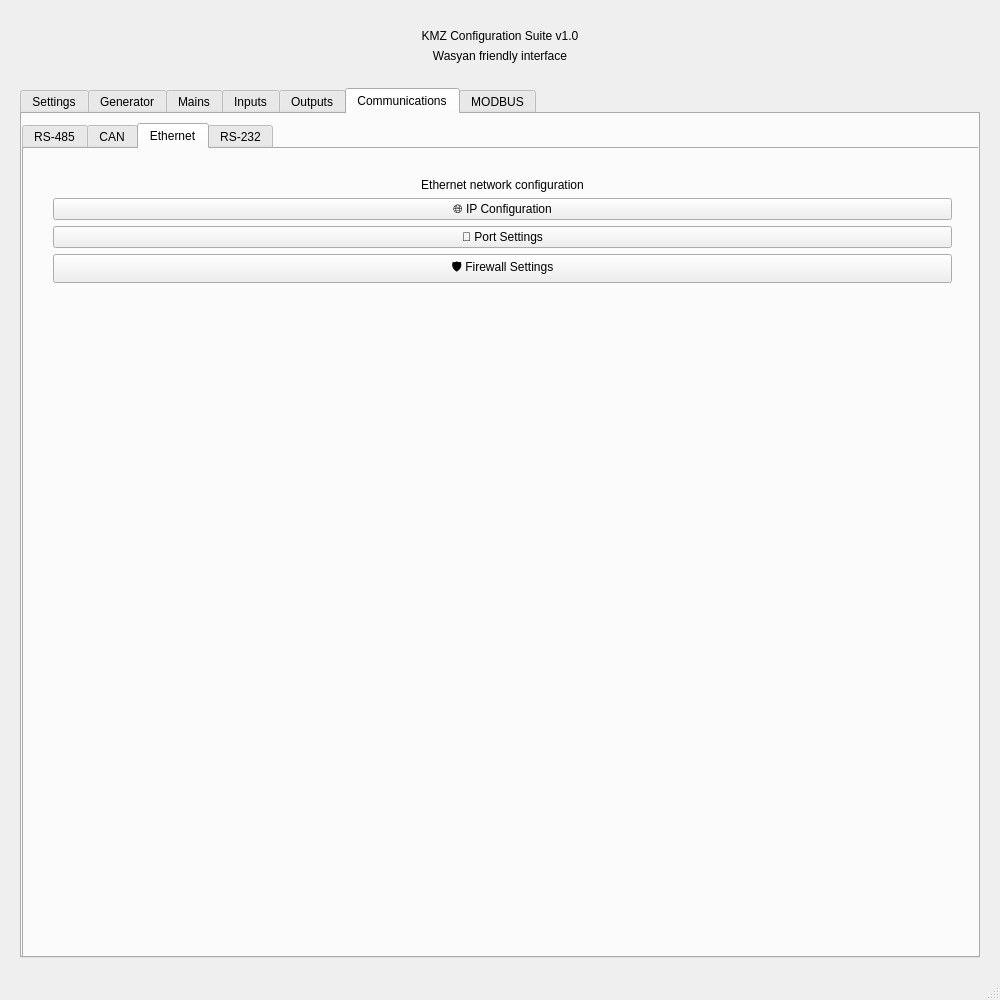
Qt form app2/mainwindow.ui (Millyvolt/qt_cursor_app_2) before a commit.
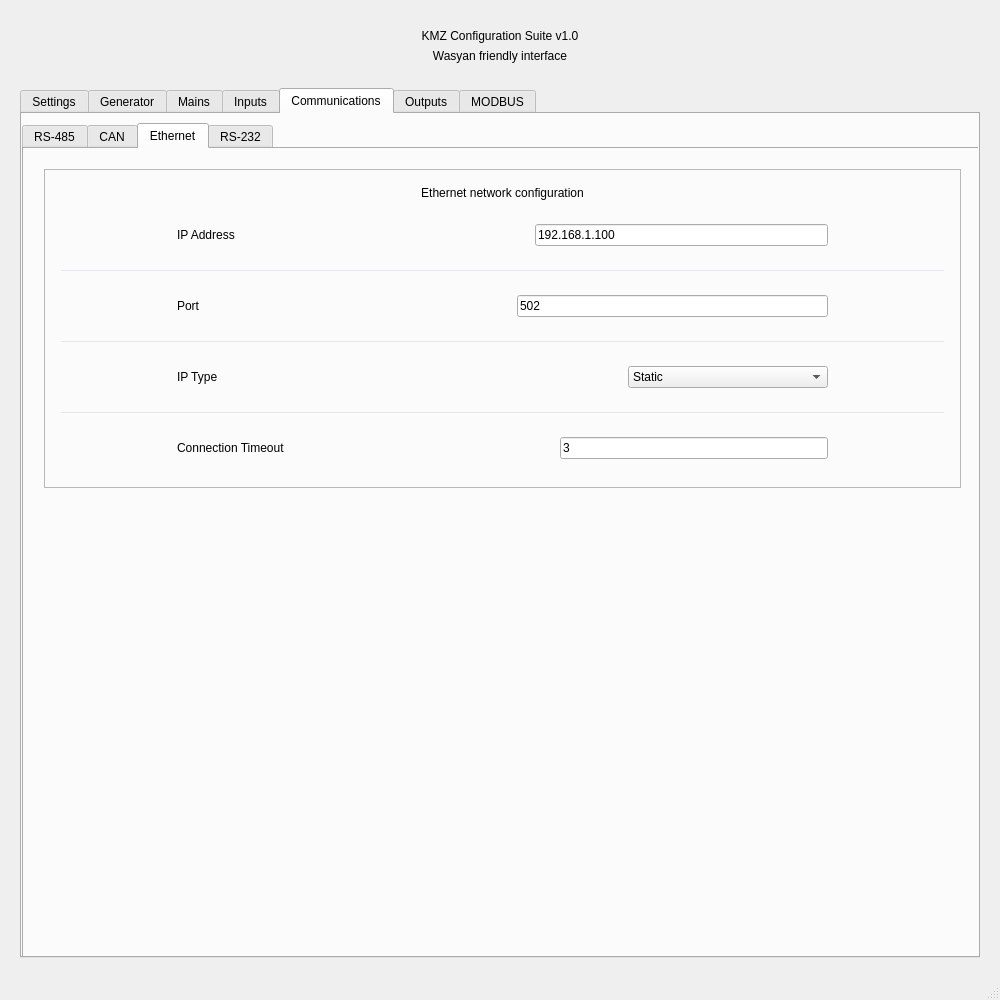
The same form after that commit. The open tabs and pages were chosen to show the change.

Commit message: Before redacting frames in "Ethernet" tab

Diff of the .ui file:
```diff
--- a/app2/mainwindow.ui
+++ b/app2/mainwindow.ui
@@ -62,7 +62,7 @@
     <item>
      <widget class="QTabWidget" name="tabWidget">
       <property name="currentIndex">
-       <number>5</number>
+       <number>4</number>
       </property>
       <widget class="QWidget" name="tab1">
        <attribute name="title">
@@ -1489,84 +1489,6 @@
         </widget>
        </widget>
       </widget>
-      <widget class="QWidget" name="tab7">
-       <attribute name="title">
-        <string>Outputs</string>
-       </attribute>
-       <layout class="QVBoxLayout" name="verticalLayout_6">
-        <property name="spacing">
-         <number>16</number>
-        </property>
-        <property name="leftMargin">
-         <number>20</number>
-        </property>
-        <property name="topMargin">
-         <number>20</number>
-        </property>
-        <property name="rightMargin">
-         <number>20</number>
-        </property>
-        <property name="bottomMargin">
-         <number>20</number>
-        </property>
-        <item>
-         <widget class="QFrame" name="card7">
-          <property name="frameShape">
-           <enum>QFrame::NoFrame</enum>
-          </property>
-          <layout class="QVBoxLayout" name="card7Layout">
-           <item>
-            <widget class="QLabel" name="description7">
-             <property name="text">
-              <string>System monitoring and diagnostics</string>
-             </property>
-             <property name="alignment">
-              <set>Qt::AlignCenter</set>
-             </property>
-             <property name="wordWrap">
-              <bool>true</bool>
-             </property>
-            </widget>
-           </item>
-           <item>
-            <widget class="QPushButton" name="pushButton7_1">
-             <property name="text">
-              <string>📈 Monitoring</string>
-             </property>
-            </widget>
-           </item>
-           <item>
-            <widget class="QPushButton" name="pushButton7_2">
-             <property name="text">
-              <string>🔍 Diagnostics</string>
-             </property>
-            </widget>
-           </item>
-           <item>
-            <widget class="QPushButton" name="pushButton7_3">
-             <property name="text">
-              <string>📋 Reports</string>
-             </property>
-            </widget>
-           </item>
-          </layout>
-         </widget>
-        </item>
-        <item>
-         <spacer name="verticalSpacer_5">
-          <property name="orientation">
-           <enum>Qt::Vertical</enum>
-          </property>
-          <property name="sizeHint" stdset="0">
-           <size>
-            <width>20</width>
-            <height>40</height>
-           </size>
-          </property>
-         </spacer>
-        </item>
-       </layout>
-      </widget>
       <widget class="QWidget" name="tab8">
        <attribute name="title">
         <string>Communications</string>
@@ -1581,7 +1503,7 @@
          </rect>
         </property>
         <property name="currentIndex">
-         <number>0</number>
+         <number>2</number>
         </property>
         <widget class="QWidget" name="tab_rs485">
          <property name="sizePolicy">
@@ -1761,9 +1683,36 @@
           </property>
           <item>
            <widget class="QFrame" name="card_ethernet">
+            <property name="styleSheet">
+             <string notr="true"/>
+            </property>
+            <property name="frameShape">
+             <enum>QFrame::StyledPanel</enum>
+            </property>
+            <property name="frameShadow">
+             <enum>QFrame::Raised</enum>
+            </property>
             <layout class="QVBoxLayout" name="card_ethernetLayout">
+             <property name="spacing">
+              <number>12</number>
+             </property>
+             <property name="leftMargin">
+              <number>16</number>
+             </property>
+             <property name="topMargin">
+              <number>16</number>
+             </property>
+             <property name="rightMargin">
+              <number>16</number>
+             </property>
+             <property name="bottomMargin">
+              <number>16</number>
+             </property>
              <item>
               <widget class="QLabel" name="description_ethernet">
+               <property name="styleSheet">
+                <string notr="true"/>
+               </property>
                <property name="text">
                 <string>Ethernet network configuration</string>
                </property>
@@ -1776,24 +1725,422 @@
               </widget>
              </item>
              <item>
-              <widget class="QPushButton" name="pushButton_ethernet_1">
-               <property name="text">
-                <string>🌐 IP Configuration</string>
+              <widget class="QFrame" name="ios_row_ethernet_ip">
+               <layout class="QHBoxLayout" name="ios_row_ethernet_ipLayout">
+                <property name="leftMargin">
+                 <number>16</number>
+                </property>
+                <property name="topMargin">
+                 <number>12</number>
+                </property>
+                <property name="rightMargin">
+                 <number>16</number>
+                </property>
+                <property name="bottomMargin">
+                 <number>12</number>
+                </property>
+                <property name="minimumHeight" stdset="0">
+                 <number>44</number>
+                </property>
+                <item>
+                 <spacer name="horizontalSpacer_ethernet_ip">
+                  <property name="orientation">
+                   <enum>Qt::Horizontal</enum>
+                  </property>
+                  <property name="sizeType">
+                   <enum>QSizePolicy::Fixed</enum>
+                  </property>
+                  <property name="sizeHint" stdset="0">
+                   <size>
+                    <width>100</width>
+                    <height>20</height>
+                   </size>
+                  </property>
+                 </spacer>
+                </item>
+                <item>
+                 <widget class="QLabel" name="label_ethernet_ip">
+                  <property name="styleSheet">
+                   <string notr="true"/>
+                  </property>
+                  <property name="text">
+                   <string>IP Address</string>
+                  </property>
+                 </widget>
+                </item>
+                <item>
+                 <spacer name="horizontalSpacer_ethernet_ip2">
+                  <property name="orientation">
+                   <enum>Qt::Horizontal</enum>
+                  </property>
+                  <property name="sizeHint" stdset="0">
+                   <size>
+                    <width>40</width>
+                    <height>20</height>
+                   </size>
+                  </property>
+                 </spacer>
+                </item>
+                <item>
+                 <widget class="QLineEdit" name="lineEdit_ethernet_ip">
+                  <property name="minimumSize">
+                   <size>
+                    <width>200</width>
+                    <height>0</height>
+                   </size>
+                  </property>
+                  <property name="text">
+                   <string>192.168.1.100</string>
+                  </property>
+                  <property name="placeholderText">
+                   <string>Enter IP address</string>
+                  </property>
+                 </widget>
+                </item>
+                <item>
+                 <spacer name="horizontalSpacer_ethernet_ip3">
+                  <property name="orientation">
+                   <enum>Qt::Horizontal</enum>
+                  </property>
+                  <property name="sizeType">
+                   <enum>QSizePolicy::Fixed</enum>
+                  </property>
+                  <property name="sizeHint" stdset="0">
+                   <size>
+                    <width>100</width>
+                    <height>20</height>
+                   </size>
+                  </property>
+                 </spacer>
+                </item>
+               </layout>
+              </widget>
+             </item>
+             <item>
+              <widget class="QFrame" name="ios_separator_ethernet1">
+               <property name="styleSheet">
+                <string notr="true">background-color: #e5e5ea; border: none; max-height: 1px;</string>
                </property>
+               <property name="frameShape">
+                <enum>QFrame::HLine</enum>
+               </property>
+               <property name="frameShadow">
+                <enum>QFrame::Sunken</enum>
+               </property>
               </widget>
              </item>
              <item>
-              <widget class="QPushButton" name="pushButton_ethernet_2">
-               <property name="text">
-                <string>🔌 Port Settings</string>
+              <widget class="QFrame" name="ios_row_ethernet_port">
+               <layout class="QHBoxLayout" name="ios_row_ethernet_portLayout">
+                <property name="leftMargin">
+                 <number>16</number>
+                </property>
+                <property name="topMargin">
+                 <number>12</number>
+                </property>
+                <property name="rightMargin">
+                 <number>16</number>
+                </property>
+                <property name="bottomMargin">
+                 <number>12</number>
+                </property>
+                <property name="minimumHeight" stdset="0">
+                 <number>44</number>
+                </property>
+                <item>
+                 <spacer name="horizontalSpacer_ethernet_port">
+                  <property name="orientation">
+                   <enum>Qt::Horizontal</enum>
+                  </property>
+                  <property name="sizeType">
+                   <enum>QSizePolicy::Fixed</enum>
+                  </property>
+                  <property name="sizeHint" stdset="0">
+                   <size>
+                    <width>100</width>
+                    <height>20</height>
+                   </size>
+                  </property>
+                 </spacer>
+                </item>
+                <item>
+                 <widget class="QLabel" name="label_ethernet_port">
+                  <property name="styleSheet">
+                   <string notr="true"/>
+                  </property>
+                  <property name="text">
+                   <string>Port</string>
+                  </property>
+                 </widget>
+                </item>
+                <item>
+                 <spacer name="horizontalSpacer_ethernet_port2">
+                  <property name="orientation">
+                   <enum>Qt::Horizontal</enum>
+                  </property>
+                  <property name="sizeHint" stdset="0">
+                   <size>
+                    <width>40</width>
+                    <height>20</height>
+                   </size>
+                  </property>
+                 </spacer>
+                </item>
+                <item>
+                 <widget class="QLineEdit" name="lineEdit_ethernet_port">
+                  <property name="minimumSize">
+                   <size>
+                    <width>200</width>
+                    <height>0</height>
+                   </size>
+                  </property>
+                  <property name="text">
+                   <string>502</string>
+                  </property>
+                  <property name="placeholderText">
+                   <string>Enter port number</string>
+                  </property>
+                 </widget>
+                </item>
+                <item>
+                 <spacer name="horizontalSpacer_ethernet_port3">
+                  <property name="orientation">
+                   <enum>Qt::Horizontal</enum>
+                  </property>
+                  <property name="sizeType">
+                   <enum>QSizePolicy::Fixed</enum>
+                  </property>
+                  <property name="sizeHint" stdset="0">
+                   <size>
+                    <width>100</width>
+                    <height>20</height>
+                   </size>
+                  </property>
+                 </spacer>
+                </item>
+               </layout>
+              </widget>
+             </item>
+             <item>
+              <widget class="QFrame" name="ios_separator_ethernet2">
+               <property name="styleSheet">
+                <string notr="true">background-color: #e5e5ea; border: none; max-height: 1px;</string>
                </property>
+               <property name="frameShape">
+                <enum>QFrame::HLine</enum>
+               </property>
+               <property name="frameShadow">
+                <enum>QFrame::Sunken</enum>
+               </property>
               </widget>
              </item>
              <item>
-              <widget class="QPushButton" name="pushButton_ethernet_3">
-               <property name="text">
-                <string>🛡️ Firewall Settings</string>
+              <widget class="QFrame" name="ios_row_ethernet_iptype">
+               <layout class="QHBoxLayout" name="ios_row_ethernet_iptypeLayout">
+                <property name="leftMargin">
+                 <number>16</number>
+                </property>
+                <property name="topMargin">
+                 <number>12</number>
+                </property>
+                <property name="rightMargin">
+                 <number>16</number>
+                </property>
+                <property name="bottomMargin">
+                 <number>12</number>
+                </property>
+                <property name="minimumHeight" stdset="0">
+                 <number>44</number>
+                </property>
+                <item>
+                 <spacer name="horizontalSpacer_ethernet_iptype">
+                  <property name="orientation">
+                   <enum>Qt::Horizontal</enum>
+                  </property>
+                  <property name="sizeType">
+                   <enum>QSizePolicy::Fixed</enum>
+                  </property>
+                  <property name="sizeHint" stdset="0">
+                   <size>
+                    <width>100</width>
+                    <height>20</height>
+                   </size>
+                  </property>
+                 </spacer>
+                </item>
+                <item>
+                 <widget class="QLabel" name="label_ethernet_iptype">
+                  <property name="styleSheet">
+                   <string notr="true"/>
+                  </property>
+                  <property name="text">
+                   <string>IP Type</string>
+                  </property>
+                 </widget>
+                </item>
+                <item>
+                 <spacer name="horizontalSpacer_ethernet_iptype2">
+                  <property name="orientation">
+                   <enum>Qt::Horizontal</enum>
+                  </property>
+                  <property name="sizeHint" stdset="0">
+                   <size>
+                    <width>40</width>
+                    <height>20</height>
+                   </size>
+                  </property>
+                 </spacer>
+                </item>
+                <item>
+                 <widget class="QComboBox" name="comboBox_ethernet_iptype">
+                  <property name="minimumSize">
+                   <size>
+                    <width>200</width>
+                    <height>0</height>
+                   </size>
+                  </property>
+                  <property name="frame">
+                   <bool>true</bool>
+                  </property>
+                  <item>
+                   <property name="text">
+                    <string>Static</string>
+                   </property>
+                  </item>
+                  <item>
+                   <property name="text">
+                    <string>DHCP</string>
+                   </property>
+                  </item>
+                  <item>
+                   <property name="text">
+                    <string>Auto</string>
+                   </property>
+                  </item>
+                 </widget>
+                </item>
+                <item>
+                 <spacer name="horizontalSpacer_ethernet_iptype3">
+                  <property name="orientation">
+                   <enum>Qt::Horizontal</enum>
+                  </property>
+                  <property name="sizeType">
+                   <enum>QSizePolicy::Fixed</enum>
+                  </property>
+                  <property name="sizeHint" stdset="0">
+                   <size>
+                    <width>100</width>
+                    <height>20</height>
+                   </size>
+                  </property>
+                 </spacer>
+                </item>
+               </layout>
+              </widget>
+             </item>
+             <item>
+              <widget class="QFrame" name="ios_separator_ethernet3">
+               <property name="styleSheet">
+                <string notr="true">background-color: #e5e5ea; border: none; max-height: 1px;</string>
                </property>
+               <property name="frameShape">
+                <enum>QFrame::HLine</enum>
+               </property>
+               <property name="frameShadow">
+                <enum>QFrame::Sunken</enum>
+               </property>
+              </widget>
+             </item>
+             <item>
+              <widget class="QFrame" name="ios_row_ethernet_timeout">
+               <layout class="QHBoxLayout" name="ios_row_ethernet_timeoutLayout">
+                <property name="leftMargin">
+                 <number>16</number>
+                </property>
+                <property name="topMargin">
+                 <number>12</number>
+                </property>
+                <property name="rightMargin">
+                 <number>16</number>
+                </property>
+                <property name="bottomMargin">
+                 <number>12</number>
+                </property>
+                <property name="minimumHeight" stdset="0">
+                 <number>44</number>
+                </property>
+                <item>
+                 <spacer name="horizontalSpacer_ethernet_timeout">
+                  <property name="orientation">
+                   <enum>Qt::Horizontal</enum>
+                  </property>
+                  <property name="sizeType">
+                   <enum>QSizePolicy::Fixed</enum>
+                  </property>
+                  <property name="sizeHint" stdset="0">
+                   <size>
+                    <width>100</width>
+                    <height>20</height>
+                   </size>
+                  </property>
+                 </spacer>
+                </item>
+                <item>
+                 <widget class="QLabel" name="label_ethernet_timeout">
+                  <property name="styleSheet">
+                   <string notr="true"/>
+                  </property>
+                  <property name="text">
+                   <string>Connection Timeout</string>
+                  </property>
+                 </widget>
+                </item>
+                <item>
+                 <spacer name="horizontalSpacer_ethernet_timeout2">
+                  <property name="orientation">
+                   <enum>Qt::Horizontal</enum>
+                  </property>
+                  <property name="sizeHint" stdset="0">
+                   <size>
+                    <width>40</width>
+                    <height>20</height>
+                   </size>
+                  </property>
+                 </spacer>
+                </item>
+                <item>
+                 <widget class="QLineEdit" name="lineEdit_ethernet_timeout">
+                  <property name="minimumSize">
+                   <size>
+                    <width>200</width>
+                    <height>0</height>
+                   </size>
+                  </property>
+                  <property name="text">
+                   <string>3</string>
+                  </property>
+                  <property name="placeholderText">
+                   <string>Enter timeout in seconds</string>
+                  </property>
+                 </widget>
+                </item>
+                <item>
+                 <spacer name="horizontalSpacer_ethernet_timeout3">
+                  <property name="orientation">
+                   <enum>Qt::Horizontal</enum>
+                  </property>
+                  <property name="sizeType">
+                   <enum>QSizePolicy::Fixed</enum>
+                  </property>
+                  <property name="sizeHint" stdset="0">
+                   <size>
+                    <width>100</width>
+                    <height>20</height>
+                   </size>
+                  </property>
+                 </spacer>
+                </item>
+               </layout>
               </widget>
              </item>
             </layout>
@@ -1891,6 +2238,84 @@
         </widget>
        </widget>
       </widget>
+      <widget class="QWidget" name="tab7">
+       <attribute name="title">
+        <string>Outputs</string>
+       </attribute>
+       <layout class="QVBoxLayout" name="verticalLayout_6">
+        <property name="spacing">
+         <number>16</number>
+        </property>
+        <property name="leftMargin">
+         <number>20</number>
+        </property>
+        <property name="topMargin">
+         <number>20</number>
+        </property>
+        <property name="rightMargin">
+         <number>20</number>
+        </property>
+        <property name="bottomMargin">
+         <number>20</number>
+        </property>
+        <item>
+         <widget class="QFrame" name="card7">
+          <property name="frameShape">
+           <enum>QFrame::NoFrame</enum>
+          </property>
+          <layout class="QVBoxLayout" name="card7Layout">
+           <item>
+            <widget class="QLabel" name="description7">
+             <property name="text">
+              <string>System monitoring and diagnostics</string>
+             </property>
+             <property name="alignment">
+              <set>Qt::AlignCenter</set>
+             </property>
+             <property name="wordWrap">
+              <bool>true</bool>
+             </property>
+            </widget>
+           </item>
+           <item>
+            <widget class="QPushButton" name="pushButton7_1">
+             <property name="text">
+              <string>📈 Monitoring</string>
+             </property>
+            </widget>
+           </item>
+           <item>
+            <widget class="QPushButton" name="pushButton7_2">
+             <property name="text">
+              <string>🔍 Diagnostics</string>
+             </property>
+            </widget>
+           </item>
+           <item>
+            <widget class="QPushButton" name="pushButton7_3">
+             <property name="text">
+              <string>📋 Reports</string>
+             </property>
+            </widget>
+           </item>
+          </layout>
+         </widget>
+        </item>
+        <item>
+         <spacer name="verticalSpacer_5">
+          <property name="orientation">
+           <enum>Qt::Vertical</enum>
+          </property>
+          <property name="sizeHint" stdset="0">
+           <size>
+            <width>20</width>
+            <height>40</height>
+           </size>
+          </property>
+         </spacer>
+        </item>
+       </layout>
+      </widget>
       <widget class="QWidget" name="tab9">
        <attribute name="title">
         <string>MODBUS</string>
@@ -1905,7 +2330,7 @@
          </rect>
         </property>
         <property name="currentIndex">
-         <number>0</number>
+         <number>1</number>
         </property>
         <widget class="QWidget" name="tab_tcp">
          <attribute name="title">
```
The commit also changes 14 other files.
